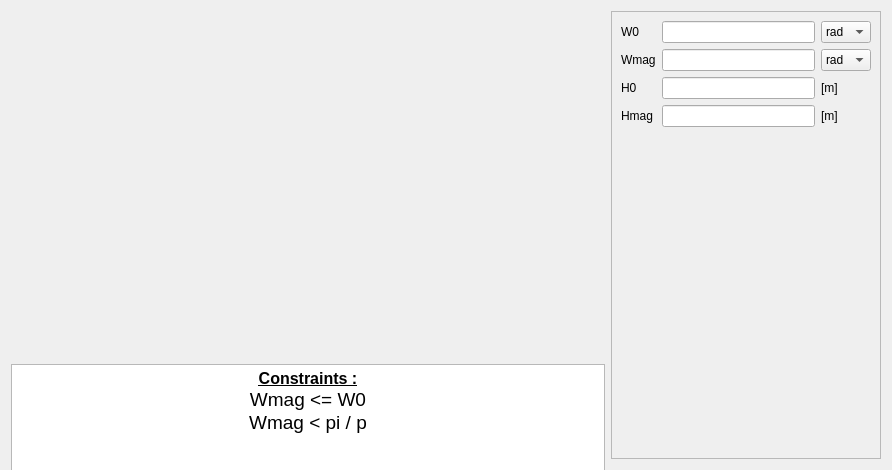
The window that pyleecan/GUI/Dialog/DMachineSetup/SMSlot/PMSlot11/PMSlot11.ui (Eomys/pyleecan) describes before a commit, drawn with Qt 5.
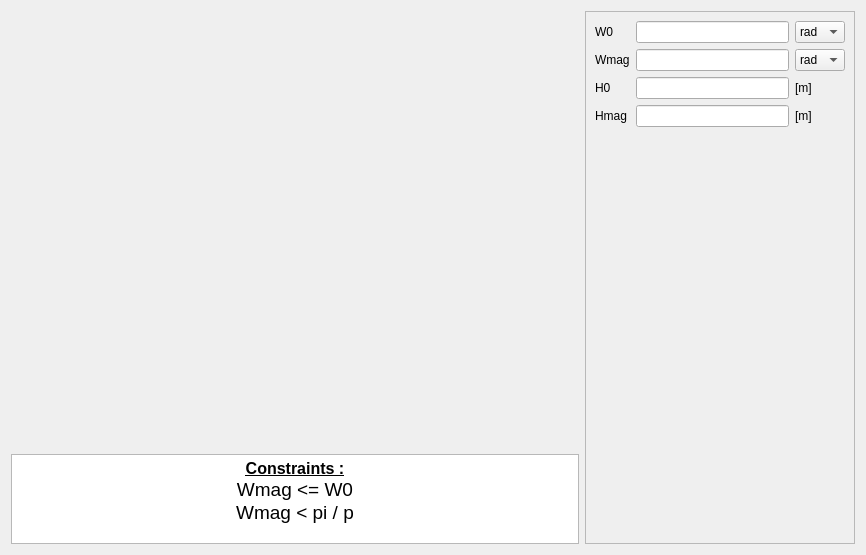
The same window after the commit. Icons and pictures are not drawn. Custom widgets are drawn as their Qt base class.

The edit to the form file:
```diff
--- a/pyleecan/GUI/Dialog/DMachineSetup/SMSlot/PMSlot11/PMSlot11.ui
+++ b/pyleecan/GUI/Dialog/DMachineSetup/SMSlot/PMSlot11/PMSlot11.ui
@@ -6,8 +6,8 @@
    <rect>
     <x>0</x>
     <y>0</y>
-    <width>892</width>
-    <height>470</height>
+    <width>866</width>
+    <height>555</height>
    </rect>
   </property>
   <property name="minimumSize">
@@ -59,7 +59,7 @@
      <item>
       <widget class="QTextEdit" name="txt_constraint">
        <property name="sizePolicy">
-        <sizepolicy hsizetype="Expanding" vsizetype="Fixed">
+        <sizepolicy hsizetype="Expanding" vsizetype="Expanding">
          <horstretch>0</horstretch>
          <verstretch>0</verstretch>
         </sizepolicy>
@@ -67,13 +67,13 @@
        <property name="minimumSize">
         <size>
          <width>0</width>
-         <height>120</height>
+         <height>90</height>
         </size>
        </property>
        <property name="maximumSize">
         <size>
          <width>16777215</width>
-         <height>70</height>
+         <height>90</height>
         </size>
        </property>
        <property name="verticalScrollBarPolicy">
@@ -118,7 +118,7 @@
         <x>0</x>
         <y>0</y>
         <width>268</width>
-        <height>446</height>
+        <height>531</height>
        </rect>
       </property>
       <layout class="QVBoxLayout" name="verticalLayout">
```
